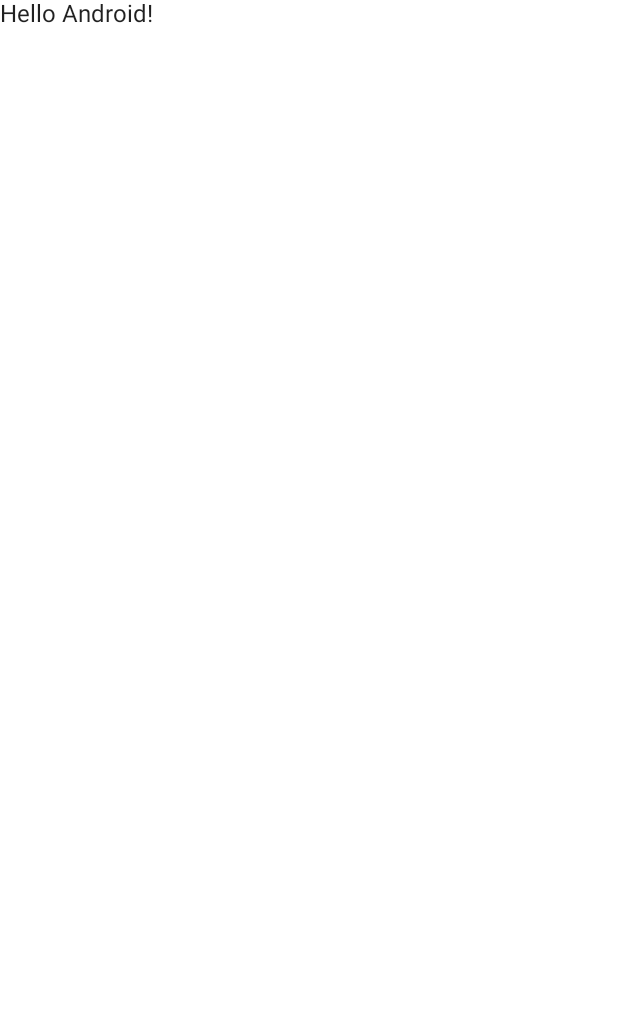
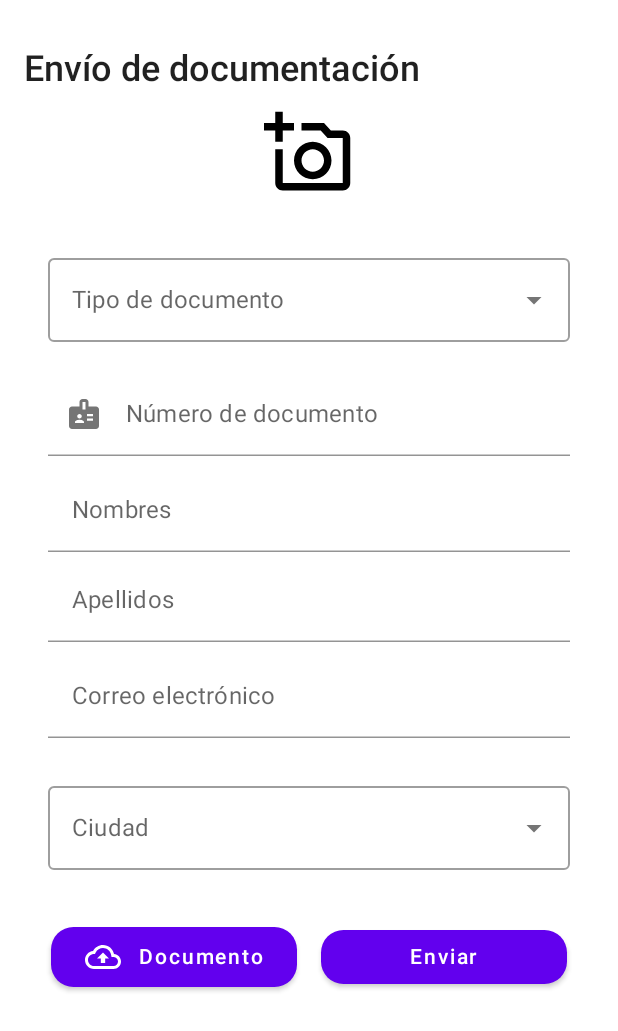
Before and after one commit to LDvargasHidalgo/ChallengeSophos, an Android app built with Jetpack Compose: the screen it shows after launch (MainActivity), on a phone screen of 412 x 824 dp. Before the commit the part shown is almost empty. Shown: the top 1031 px of the screen. Run offline under Robolectric (Android 15) with nearby library versions, the phone set to English and light mode, and no system bars.

Commit message:
view send documents and consult Documents

```diff
--- a/app/src/main/java/com/example/challengesophos/MainActivity.kt
+++ b/app/src/main/java/com/example/challengesophos/MainActivity.kt
@@ -11,6 +11,7 @@ import androidx.compose.runtime.Composable
 import androidx.compose.ui.Modifier
 import androidx.compose.ui.tooling.preview.Preview
 import com.example.challengesophos.ui.theme.ChallengeSophosTheme
+import com.example.challengesophos.views.ScreenSendDocuments
 
 class MainActivity : ComponentActivity() {
     override fun onCreate(savedInstanceState: Bundle?) {
@@ -22,16 +23,11 @@ class MainActivity : ComponentActivity() {
                     modifier = Modifier.fillMaxSize(),
                     color = MaterialTheme.colors.background
                 ) {
-                    Greeting("Android")
+                   ScreenSendDocuments()
                 }
             }
         }
     }
-}
-
-@Composable
-fun Greeting(name: String) {
-    Text(text = "Hello $name!")
 }
 
 @Preview(showBackground = true)
@@ -39,7 +35,7 @@ fun Greeting(name: String) {
 fun DefaultPreview() {
     ChallengeSophosTheme {
         Surface(modifier = Modifier.fillMaxSize()){
-            Greeting("Android")
+            ScreenSendDocuments()
         }
 
     }
--- /dev/null
+++ b/app/src/main/java/com/example/challengesophos/views/ScreenConsultDocument.kt
@@ -0,0 +1,69 @@
+package com.example.challengesophos.views
+
+import androidx.compose.foundation.layout.*
+import androidx.compose.material.Divider
+import androidx.compose.material.MaterialTheme
+import androidx.compose.material.Text
+import androidx.compose.runtime.Composable
+import androidx.compose.ui.Alignment
+import androidx.compose.ui.Modifier
+import androidx.compose.ui.res.stringResource
+import androidx.compose.ui.tooling.preview.Preview
+import androidx.compose.ui.unit.dp
+import com.example.challengesophos.R
+
+
+@Composable
+fun ScreenConsultDocuments(){
+    Column(
+        modifier = Modifier
+            .fillMaxSize()
+            .padding(16.dp),
+        horizontalAlignment = Alignment.CenterHorizontally
+    ) {
+        Encabezado()
+        Spacer(modifier = Modifier.height(24.dp))
+        Reporte()
+    }
+}
+
+@Composable
+fun Encabezado() {
+    Text(text = stringResource(R.string.titulo_docs),
+        style = MaterialTheme.typography.h6
+    )
+}
+
+@Composable
+fun Reporte() {
+    Column(modifier = Modifier.fillMaxWidth()
+    ) {
+        Text(text = "Tabla de datos",
+            Modifier
+                .fillMaxWidth()
+                .padding(horizontal = 8.dp)
+        )
+        Divider(Modifier.padding(horizontal = 8.dp,
+            vertical = 4.dp
+        ))
+        Text(text = "Tabla de datos",
+            Modifier
+                .fillMaxWidth()
+                .padding(horizontal = 8.dp)
+        )
+        Divider(Modifier.padding(horizontal = 8.dp,
+            vertical = 4.dp
+        ))
+        Text(text = "Tabla de datos",
+            Modifier
+                .fillMaxWidth()
+                .padding(horizontal = 8.dp)
+        )
+    }
+}
+
+@Preview(showSystemUi = true)
+@Composable
+fun PreviewConsultDocumentes(){
+    ScreenConsultDocuments()
+}
--- a/app/src/main/java/com/example/challengesophos/views/ScreenLogin.kt
+++ b/app/src/main/java/com/example/challengesophos/views/ScreenLogin.kt
@@ -65,7 +65,7 @@ fun HeaderImage() {
 @Composable
 fun HeaderText() {
     Text(
-        text = stringResource(R.string.header_text),
+        text = stringResource(id = R.string.header_text),
         color = colorResource(id = R.color.purple),
         fontSize = 18.sp, fontWeight = FontWeight.W600,
         textAlign = TextAlign.Center,
@@ -158,7 +158,7 @@ fun LoginButton() {
         shape = MaterialTheme.shapes.large
     ) {
         Text(
-            text = stringResource(R.string.login),
+            stringResource(id = R.string.get_into),
             fontSize = 18.sp
         )
     }
--- a/app/src/main/java/com/example/challengesophos/views/ScreenMain.kt
+++ b/app/src/main/java/com/example/challengesophos/views/ScreenMain.kt
@@ -13,6 +13,7 @@ import androidx.compose.ui.Modifier
 import androidx.compose.ui.graphics.Color
 import androidx.compose.ui.res.colorResource
 import androidx.compose.ui.res.painterResource
+import androidx.compose.ui.res.stringResource
 import androidx.compose.ui.text.font.FontWeight
 import androidx.compose.ui.tooling.preview.Preview
 import androidx.compose.ui.unit.dp
@@ -95,7 +96,7 @@ fun SendDocuments() {
                 )
                 Spacer(modifier = Modifier.width(8.dp))
                 Text(
-                    text = "Enviar Documentos",
+                    text = stringResource(id = R.string.send_docs),
                     fontSize = 18.sp, color = colorResource(id = R.color.pink),
                     fontWeight = FontWeight.W600
                 )
--- /dev/null
+++ b/app/src/main/java/com/example/challengesophos/views/ScreenSendDocuments.kt
@@ -0,0 +1,288 @@
+package com.example.challengesophos.views
+
+
+import androidx.compose.foundation.background
+import androidx.compose.foundation.clickable
+import androidx.compose.foundation.layout.*
+import androidx.compose.foundation.text.KeyboardOptions
+import androidx.compose.material.*
+import androidx.compose.material.MaterialTheme.colors
+import androidx.compose.material.icons.Icons
+import androidx.compose.material.icons.filled.*
+import androidx.compose.material.icons.outlined.AddAPhoto
+import androidx.compose.material.icons.outlined.Backup
+import androidx.compose.runtime.*
+import androidx.compose.ui.Alignment
+
+import androidx.compose.ui.graphics.Color
+import androidx.compose.ui.layout.onSizeChanged
+import androidx.compose.ui.platform.LocalDensity
+import androidx.compose.ui.res.stringResource
+import androidx.compose.ui.text.font.FontWeight
+import androidx.compose.ui.text.input.KeyboardType
+import androidx.compose.ui.tooling.preview.Preview
+import androidx.compose.ui.unit.dp
+import androidx.compose.ui.unit.sp
+import com.example.challengesophos.R
+import com.example.challengesophos.ui.theme.Shapes
+import androidx.compose.ui.Modifier
+
+
+@Composable
+fun ScreenSendDocuments() {
+    Column(
+        modifier = Modifier
+            .fillMaxSize()
+            .padding(16.dp)
+    ) {
+        HeadBoard()
+        TypeDocument()
+        DocumentNumber()
+        PersonalInformation()
+        City()
+        BottomBottons()
+
+    }
+
+}
+
+
+@Composable
+fun HeadBoard() {
+    Column(
+        Modifier
+            .fillMaxWidth()
+            .padding(vertical = 16.dp),
+        horizontalAlignment = Alignment.CenterHorizontally
+    ) {
+        Text(modifier = Modifier.align(Alignment.Start),
+            text = stringResource(id = R.string.send_documents),
+            fontSize = 24.sp, fontWeight = FontWeight.W600
+
+        )
+        Spacer(Modifier.height(12.dp))
+        Icon(
+            imageVector = Icons.Outlined.AddAPhoto,
+            contentDescription = null, Modifier.size(60.dp),
+            tint = Color.Black
+        )
+    }
+}
+
+@Composable
+fun TypeDocument() {
+    var expanded by remember { mutableStateOf(false) }
+    val suggestions = listOf("Tipo 1", "Tipo 2", "Tipo 3")
+    var selectedText by remember { mutableStateOf("") }
+    var dropDownWidth by remember { mutableStateOf(0) }
+
+    val icon = if (expanded)
+        Icons.Filled.ArrowDropUp
+    else
+        Icons.Filled.ArrowDropDown
+
+    Column(Modifier.padding(16.dp)) {
+        OutlinedTextField(
+            value = selectedText,
+            onValueChange = { selectedText = it },
+            modifier = Modifier
+                .fillMaxWidth()
+                .onSizeChanged {
+                    dropDownWidth = it.width
+                },
+            label = { Text(text= stringResource(id = R.string.document_type)) },
+            trailingIcon = {
+                Icon(icon,
+                    "contentDescription",
+                    Modifier.clickable { expanded = !expanded })
+            }
+        )
+        DropdownMenu(
+            expanded = expanded,
+            onDismissRequest = { expanded = false },
+            modifier = Modifier
+                .width(with(LocalDensity.current) { dropDownWidth.toDp() })
+        ) {
+            suggestions.forEach { label ->
+                DropdownMenuItem(onClick = {
+                    selectedText = label
+                }) {
+                    Text(text = label)
+                }
+            }
+        }
+    }
+}
+
+@Composable
+fun DocumentNumber() {
+    var selectedText by remember { mutableStateOf("") }
+
+    Column(Modifier.padding(horizontal = 16.dp, vertical = 4.dp)) {
+        TextField(
+            value = selectedText, onValueChange = { },
+            leadingIcon = {
+                Icon(
+                    imageVector = Icons.Default.Badge,
+                    contentDescription = null
+                )
+            },
+            modifier = Modifier
+                .fillMaxWidth(),
+            placeholder = { Text(text = stringResource(id = R.string.document_number)) },
+            keyboardOptions = KeyboardOptions(keyboardType = KeyboardType.Email),
+            singleLine = true,
+            maxLines = 1,
+            colors = TextFieldDefaults.textFieldColors(
+                textColor = Color(0xFF7800FD),
+                backgroundColor = Color.White,
+            )
+        )
+    }
+}
+
+
+@Composable
+fun PersonalInformation() {
+    Column(Modifier.padding(horizontal = 16.dp, vertical = 4.dp)) {
+        TextField(
+            value = "", onValueChange = { },
+            modifier = Modifier
+                .fillMaxWidth(),
+            placeholder = { Text(text = "Nombres") },
+            keyboardOptions = KeyboardOptions(keyboardType = KeyboardType.Email),
+            singleLine = true,
+            maxLines = 1,
+            colors = TextFieldDefaults.textFieldColors(
+                textColor = Color(0xFF7800FD),
+                backgroundColor = Color.White,
+            )
+        )
+        TextField(
+            value = "", onValueChange = { },
+            modifier = Modifier
+                .fillMaxWidth()
+                .padding(vertical = 4.dp),
+            placeholder = { Text(text = "Apellidos") },
+            keyboardOptions = KeyboardOptions(keyboardType = KeyboardType.Email),
+            singleLine = true,
+            maxLines = 1,
+            colors = TextFieldDefaults.textFieldColors(
+                textColor = Color(0xFF7800FD),
+                backgroundColor = Color.White,
+            )
+        )
+        TextField(
+            value = "", onValueChange = { },
+            modifier = Modifier
+                .fillMaxWidth()
+                .padding(vertical = 4.dp),
+            placeholder = { Text(text = "Correo electrónico") },
+            keyboardOptions = KeyboardOptions(keyboardType = KeyboardType.Email),
+            singleLine = true,
+            maxLines = 1,
+            colors = TextFieldDefaults.textFieldColors(
+                textColor = Color(0xFF7800FD),
+                backgroundColor = Color.White,
+            )
+        )
+    }
+}
+
+
+@Composable
+fun City() {
+    var expanded by remember { mutableStateOf(false) }
+    val suggestions = listOf("Ciudad 1", "Ciudad 2", "Ciudad 3")
+    var selectedText by remember { mutableStateOf("") }
+    var dropDownWidth by remember { mutableStateOf(0) }
+
+    val icon = if (expanded)
+        Icons.Filled.ArrowDropUp
+    else
+        Icons.Filled.ArrowDropDown
+
+    Column(Modifier.padding(16.dp)) {
+        OutlinedTextField(
+            value = selectedText,
+            onValueChange = { selectedText = it },
+            modifier = Modifier
+                .fillMaxWidth()
+                .onSizeChanged {
+                    dropDownWidth = it.width
+                },
+            label = { Text("Ciudad") },
+            trailingIcon = {
+                Icon(icon,
+                    "contentDescription",
+                    Modifier.clickable { expanded = !expanded })
+            }
+        )
+        DropdownMenu(
+            expanded = expanded,
+            onDismissRequest = { expanded = false },
+            modifier = Modifier
+                .width(with(LocalDensity.current) { dropDownWidth.toDp() })
+        ) {
+            suggestions.forEach { label ->
+                DropdownMenuItem(onClick = {
+                    selectedText = label
+                }) {
+                    Text(text = label)
+                }
+            }
+        }
+    }
+}
+
+
+@Composable
+fun BottomBottons() {
+    Row(
+        Modifier
+            .fillMaxWidth()
+            .padding(10.dp),
+        horizontalArrangement = Arrangement.Center
+    ) {
+        Button(
+            onClick = { /*TODO*/ },
+
+            modifier = Modifier
+
+                .weight(1f)
+                .padding(8.dp),
+
+            shape = Shapes.large
+        ) {
+            Icon(
+                imageVector = Icons.Outlined.Backup,
+                contentDescription = null
+            )
+            Spacer(Modifier.width(12.dp))
+            Text(
+                text = "Documento",
+                fontSize = 14.sp
+            )
+        }
+        Button(
+            onClick = { /*TODO*/ },
+            modifier = Modifier
+
+                .weight(1f)
+                .padding(8.dp),
+            shape = Shapes.large
+        ) {
+            Text(
+                text = "Enviar",
+                fontSize = 14.sp
+            )
+        }
+    }
+}
+
+
+@Preview(showSystemUi = true)
+@Composable
+fun EnvioPreview() {
+    ScreenSendDocuments()
+}
--- a/app/src/main/res/values/strings.xml
+++ b/app/src/main/res/values/strings.xml
@@ -1,10 +1,15 @@
 <resources>
     <string name="app_name">SOPHOS</string>
-    <string name="login">Ingresar</string>
+    <string name="get_into">Ingresar</string>
     <string name="email">Email</string>
     <string name="password">Password</string>
     <string name="biometric">Ingresar con huella</string>
     <string name="header_text">Ingresa tus datos para acceder </string>
-
+    <string name="send_docs">Enviar documentos </string>
+    <string name="show_docs">Ver documentos </string>
+    <string name="send_documents">Envío de documentación </string>
+    <string name="document_type">Tipo de documento </string>
+    <string name="document_number">Número de documento </string>
+    <string name="titulo_docs">Documentos</string>
 
 </resources>
```
